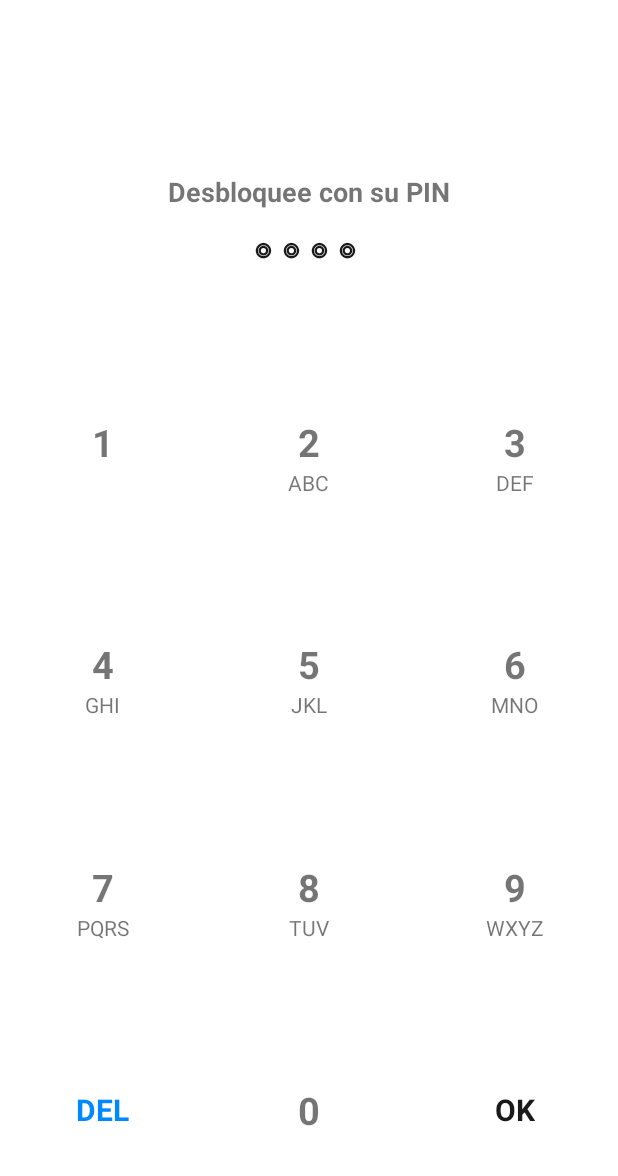
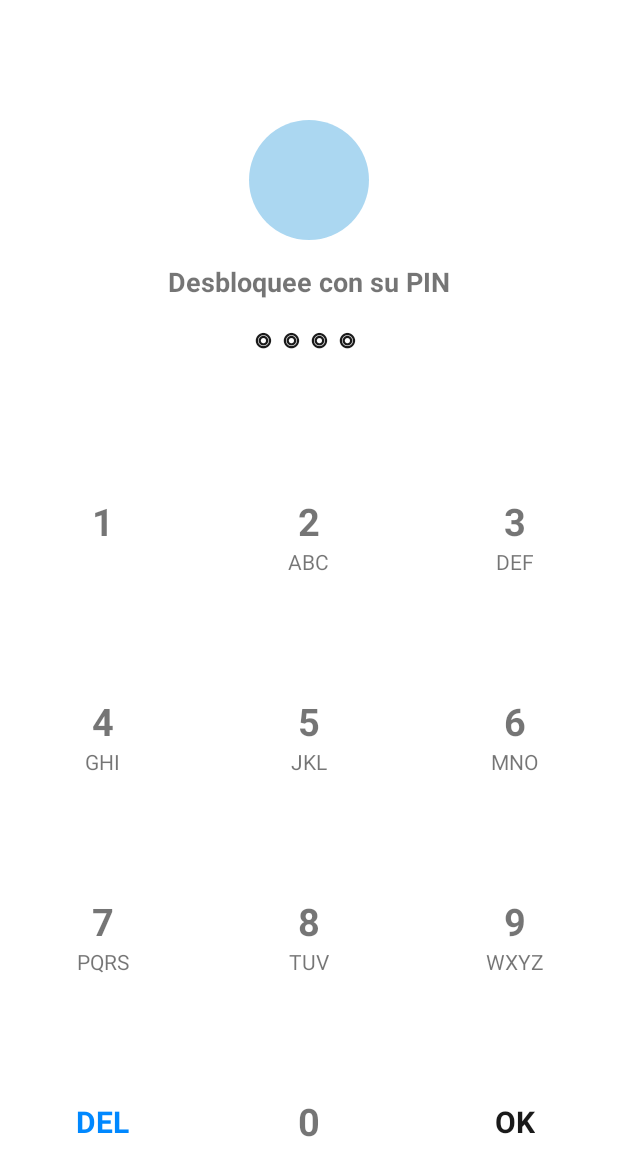
Before and after one commit to vladymix/arch_ast, an Android app: the layout ast_dialog_pin.xml on its own in the app's theme, with its tools: preview values and no code run, on a phone screen of 412 x 824 dp. Shown: the top 1176 px of the screen. Run offline under Robolectric (Android 15) with nearby library versions, the phone set to English and light mode, and no system bars.

Commit message:
Fix dialog with passwprd

```diff
--- a/AppTest/app/src/main/java/com/altamirano/fabricio/apptest/MainActivity.java
+++ b/AppTest/app/src/main/java/com/altamirano/fabricio/apptest/MainActivity.java
@@ -43,9 +43,7 @@ public class MainActivity extends AppCompatActivity implements AdapterView.OnIte
         itms.add(new MenuItem(BasicButtonsActivity.class, "Buttons", R.drawable.ic_loadurl));
         itms.add(new MenuItem(ExpandableBasicActivity.class, "Expandable basic", R.drawable.ic_arrow_downward));
         itms.add(new MenuItem(ListSwipeActivity.class, "Swipe List", R.drawable.ic_arrow_downward));
-
         itms.add(new MenuItem(ListValidateActivity.class, "Swipe List Validate", R.drawable.ic_arrow_downward));
-
 
         this.listMenu.setAdapter(new MenuAdapter(this, itms));
         this.listMenu.setOnItemClickListener(this);
--- a/AppTest/app/src/main/res/values/styles.xml
+++ b/AppTest/app/src/main/res/values/styles.xml
@@ -7,6 +7,7 @@
         <item name="colorPrimaryDark">@color/colorPrimaryDark</item>
         <item name="colorAccent">@color/colorAccent</item>
     </style>
+
 
     <style name="AppTheme.NoActionBar">
         <item name="windowActionBar">false</item>
--- /dev/null
+++ b/AppTest/core/src/main/res/anim/ast_animations.xml
@@ -0,0 +1,4 @@
+<?xml version="1.0" encoding="utf-8"?>
+<set xmlns:android="http://schemas.android.com/apk/res/android">
+
+</set>
--- a/AppTest/core/src/main/res/layout/ast_dialog_pin.xml
+++ b/AppTest/core/src/main/res/layout/ast_dialog_pin.xml
@@ -9,14 +9,15 @@
         android:id="@+id/header"
         android:layout_width="match_parent"
         android:layout_height="wrap_content"
-        android:layout_marginTop="100dp"
+        android:layout_marginTop="80dp"
         android:gravity="center"
         android:orientation="vertical">
 
         <ImageView
             android:id="@+id/ast_image"
-            android:layout_width="wrap_content"
-            android:layout_height="wrap_content" />
+            android:src="@drawable/non_selected_item_dot"
+            android:layout_width="80dp"
+            android:layout_height="80dp" />
 
         <TextView
             android:layout_width="wrap_content"
```
Also changed, not shown: AppTest/core/src/main/java/com/altamirano/fabricio/dialog/DialogPassword.kt (+14 -5 lines), AppTest/core/src/main/res/values/styles.xml (added, +10 -0 lines).
